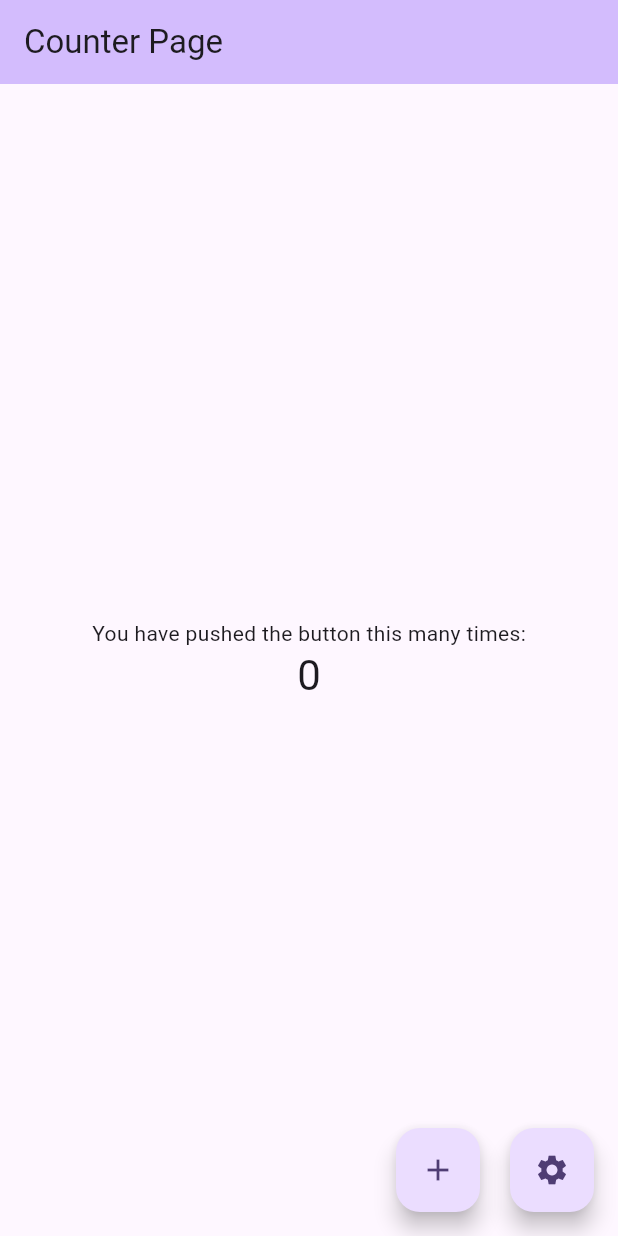
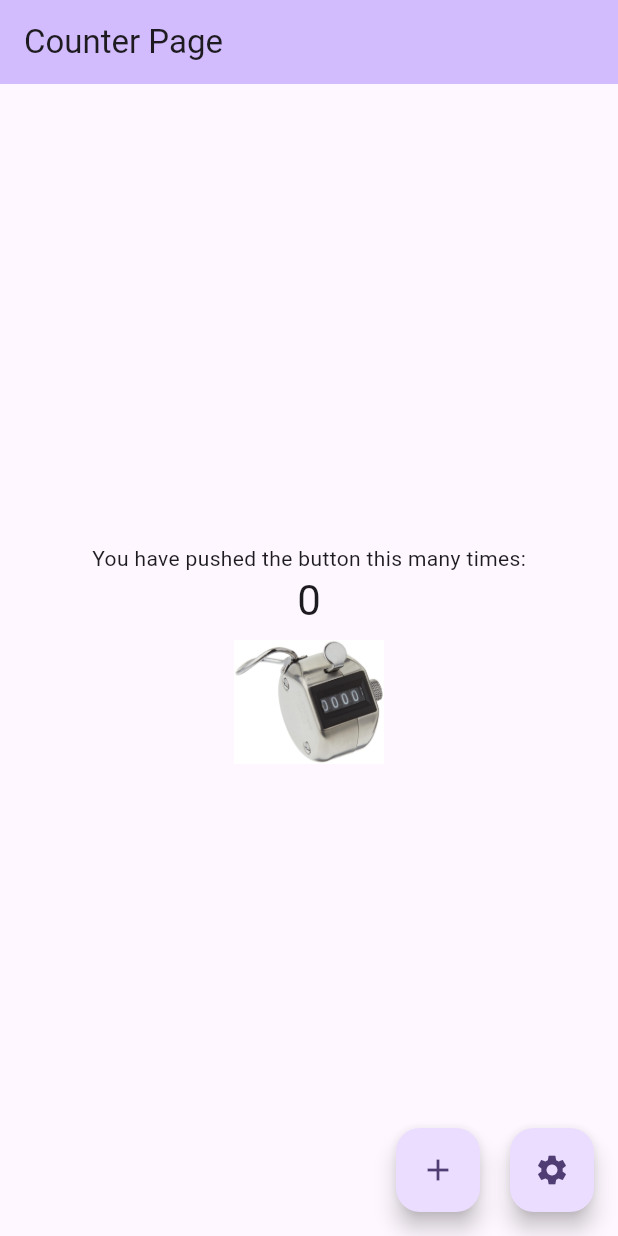
Before and after one commit to uluibrahim/new_architecture, a Flutter app: the screen it shows after launch, on a phone screen of 412 x 824 dp. Run offline on Flutter 3.47's test engine with Material 3 defaults, Android fonts, the phone set to English and light mode, and no system bars; our stand-ins replace auto_route, equatable, get_it, injectable, shared_preferences; missing offline and left inert: encrypt; generated files the repository leaves out were written again.

```diff
--- a/lib/features/counter/counter_view.dart
+++ b/lib/features/counter/counter_view.dart
@@ -1,6 +1,7 @@
 import 'package:auto_route/auto_route.dart';
 import 'package:flutter/material.dart';
 import 'package:new_architecture/core/extensions/context_extension.dart';
+import 'package:new_architecture/product/utils/assets/asset_constant.dart';
 import 'package:provider/provider.dart';
 
 import '../../core/screen/screen.dart';
--- a/lib/features/counter/counter_view_mixin.dart
+++ b/lib/features/counter/counter_view_mixin.dart
@@ -14,6 +14,7 @@ mixin CounterViewMixin
           children: <Widget>[
             Text(context.locale.counterContent),
             _counterText,
+            _counterImage
           ],
         ),
       );
@@ -54,4 +55,12 @@ mixin CounterViewMixin
       selector: (_, counterData) => counterData.counter,
     );
   }
+
+  Widget get _counterImage {
+    return Image.asset(
+      AssetConstant.images.counter,
+      width: 100,
+      height: 100,
+    );
+  }
 }
--- a/lib/product/utils/assets/image_asset.dart
+++ b/lib/product/utils/assets/image_asset.dart
@@ -12,4 +12,5 @@ final class ImageAsset implements BaseAsset {
 
   final String logo = _getPath("logo", ext: AssetExt.png);
   final String logo2 = _getPath("logo2", ext: AssetExt.jpg);
+  final String counter = _getPath("counter", ext:  AssetExt.jpg);
 }
--- a/pubspec.yaml
+++ b/pubspec.yaml
@@ -55,7 +55,7 @@ flutter:
   generate: true
   # To add assets to your application, add an assets section, like this:
   assets:
-    - assets/
+    - assets/images/
   #   - images/a_dot_ham.jpeg
 
   # An image asset can refer to one or more resolution-specific "variants", see
```
Also changed, not shown: assets/images/counter.jpg (added).
